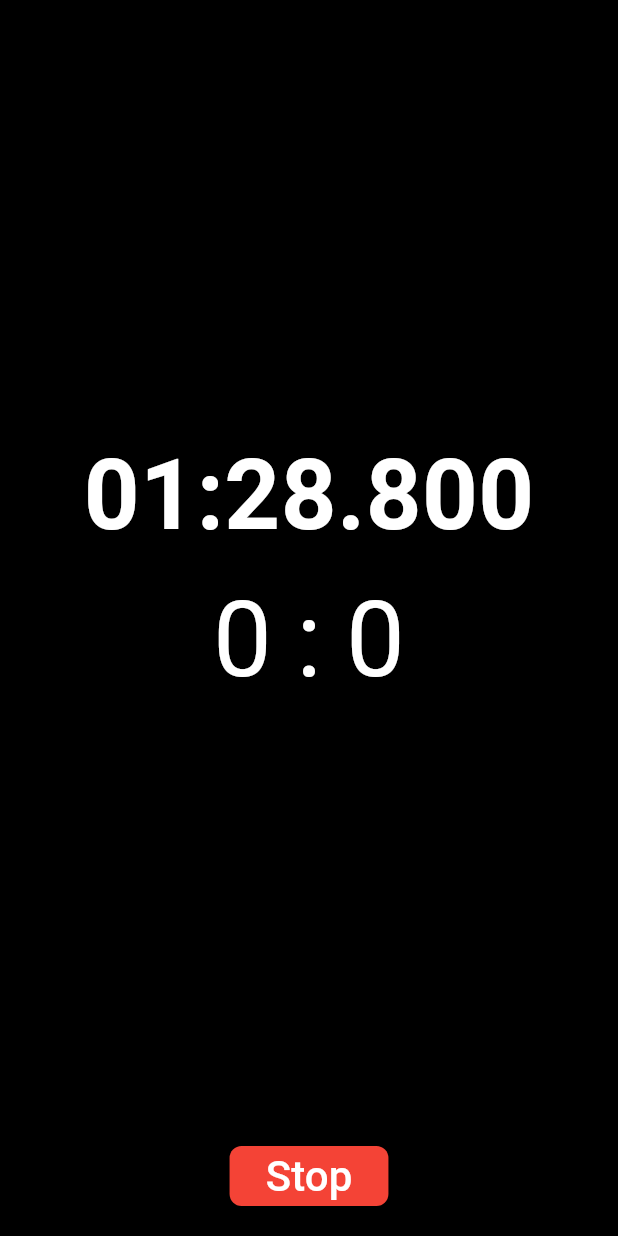
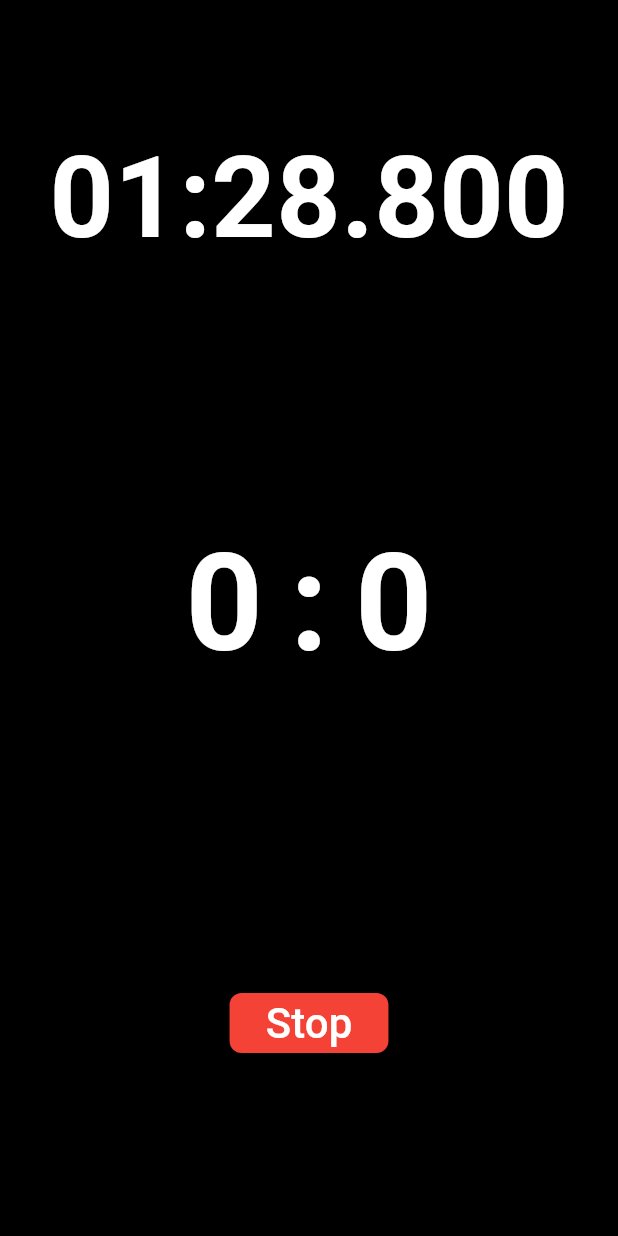
Before and after one commit to kstepanovdev/gdf_hema_timer, a Flutter app: the screen it shows after launch, after a tap on the "swap horiz" icon, after a tap on "START", on a phone screen of 412 x 824 dp. Run offline on Flutter 3.47's test engine with Material 3 defaults, Android fonts, the phone set to English and light mode, and no system bars; our stand-ins replace shared_preferences, vibration; Roboto replaces fonts that are missing (RobotoMono).

Commit message:
shuffle UI elements accordingly to business requirements

```diff
--- /dev/null
+++ b/devtools_options.yaml
@@ -0,0 +1,3 @@
+description: This file stores settings for Dart & Flutter DevTools.
+documentation: https://docs.flutter.dev/tools/devtools/extensions#configure-extension-enablement-states
+extensions:
--- a/lib/pages/score_page.dart
+++ b/lib/pages/score_page.dart
@@ -158,29 +158,16 @@ class _ScorePageState extends State<ScorePage> {
           backgroundColor: Colors.black,
           body: SafeArea(
             child: Column(
-              mainAxisAlignment: MainAxisAlignment.spaceBetween,
-              children: [
-                // Center section
-                Expanded(
-                  child: Center(
-                    child: Column(
-                      mainAxisSize: MainAxisSize.min,
+              mainAxisAlignment: MainAxisAlignment.spaceAround,
               children: [
                 TimerDisplay(
                   color: Colors.white,
                   time: formatTime(timer),
-                          fontSize: 65,
-                        ),
-                        ActiveTimerBoard(
-                          leftScore: leftScore,
-                          rightScore: rightScore,
-                        ),
-                      ],
-                    ),
-                  ),
+                  fontSize: 75,
                 ),
 
-                // Bottom button section
+                ActiveTimerBoard(leftScore: leftScore, rightScore: rightScore),
+
                 Padding(
                   padding: const EdgeInsets.all(16.0),
                   child: SizedBox(
@@ -200,10 +187,21 @@ class _ScorePageState extends State<ScorePage> {
     }
 
     return Scaffold(
-      body: Padding(
-        padding: const EdgeInsets.only(top: 12, left: 12, right: 12, bottom: 8),
+      body: SafeArea(
+        child: Padding(
+          padding: const EdgeInsets.all(10),
           child: Column(
             children: [
+              Padding(
+                padding: const EdgeInsets.only(bottom: 10),
+                child: ResetButton(
+                  label: "Reset",
+                  color: Colors.red,
+                  onPressed: resetAll,
+                  onLongPress: _loadTimer,
+                ),
+              ),
+
               /// Timer display
               TimerDisplay(
                 time: formatTime(timer),
@@ -220,41 +218,24 @@ class _ScorePageState extends State<ScorePage> {
                 },
               ),
 
-            /// Time control
-            TimeControl(
-              onMinus1: () => setState(() {
-                if (timer > const Duration(seconds: 1)) {
-                  timer -= const Duration(seconds: 1);
-                } else {
-                  timer = Duration.zero;
-                }
-              }),
-              onPlus3: () =>
-                  setState(() => timer += const Duration(seconds: 3)),
-              onPlus5: () =>
-                  setState(() => timer += const Duration(seconds: 5)),
-            ),
-
               /// Scoreboard with swap fighters icon
               ScoreBoard(
                 leftName: leftName,
                 rightName: rightName,
                 leftScore: leftScore,
                 rightScore: rightScore,
-              onLeftTap: () => setState(() => leftScore++),
-              onLeftLongPress: () => setState(() {
-                if (leftScore > 0) leftScore--;
-              }),
-              onRightTap: () => setState(() => rightScore++),
-              onRightLongPress: () => setState(() {
-                if (rightScore > 0) rightScore--;
-              }),
+                onLeftTap: () => _inc(() => leftScore, (v) => leftScore = v),
+                onLeftLongPress: () =>
+                    _dec(() => leftScore, (v) => leftScore = v),
+                onRightTap: () => _inc(() => rightScore, (v) => rightScore = v),
+                onRightLongPress: () =>
+                    _dec(() => rightScore, (v) => rightScore = v),
                 swapFighters: swapFighters,
               ),
 
               SizedBox(
                 width: double.infinity,
-              height: 100,
+                height: 150,
                 child: BigButton(
                   label: "START",
                   color: Colors.deepPurple,
@@ -273,7 +254,24 @@ class _ScorePageState extends State<ScorePage> {
                 child: LogHandlePanel(fightLog: fightLog),
               ),
 
-            const SizedBox(height: 16),
+              const SizedBox(height: 10),
+
+              /// Time control
+              TimeControl(
+                onMinus1: () => setState(() {
+                  if (timer > const Duration(seconds: 1)) {
+                    timer -= const Duration(seconds: 1);
+                  } else {
+                    timer = Duration.zero;
+                  }
+                }),
+                onPlus3: () =>
+                    setState(() => timer += const Duration(seconds: 3)),
+                onPlus5: () =>
+                    setState(() => timer += const Duration(seconds: 5)),
+              ),
+
+              const Spacer(),
 
               /// Warnings + Doublehits
               PenaltiesControl(
@@ -290,7 +288,8 @@ class _ScorePageState extends State<ScorePage> {
                     _inc(() => rightWarning, (v) => rightWarning = v),
                 onRightWarningMinus: () =>
                     _dec(() => rightWarning, (v) => rightWarning = v),
-              onDoublePlus: () => _inc(() => doubleHits, (v) => doubleHits = v),
+                onDoublePlus: () =>
+                    _inc(() => doubleHits, (v) => doubleHits = v),
                 onDoubleMinus: () =>
                     _dec(() => doubleHits, (v) => doubleHits = v),
                 onLeftCautionPlus: () =>
@@ -302,21 +301,8 @@ class _ScorePageState extends State<ScorePage> {
                 onRightCautionMinus: () =>
                     _dec(() => rightCaution, (v) => rightCaution = v),
               ),
-            const Spacer(),
-
-            Row(
-              children: [
-                Expanded(
-                  child: ResetButton(
-                    label: "Reset",
-                    color: Colors.red,
-                    onPressed: resetAll,
-                    onLongPress: _loadTimer,
-                  ),
-                ),
             ],
           ),
-          ],
         ),
       ),
     );
--- a/lib/widgets/fight_in_progress.dart
+++ b/lib/widgets/fight_in_progress.dart
@@ -14,29 +14,32 @@ class ActiveTimerBoard extends StatelessWidget {
 
   @override
   Widget build(BuildContext context) {
+    final style = TextStyle(
+      fontFamily: 'RobotoMono',
+      fontWeight: FontWeight.bold,
+      fontSize: 90,
+      height: 0.8,
+      letterSpacing: 2,
+      color: Colors.white,
+    );
+    const padding = EdgeInsets.symmetric(horizontal: 8.0);
+
     return Column(
       children: [
         Row(
           mainAxisAlignment: MainAxisAlignment.center,
-          crossAxisAlignment: CrossAxisAlignment.end,
           children: [
             Padding(
-              padding: const EdgeInsets.symmetric(horizontal: 8.0),
-              child: Text(
-                "$leftScore",
-                style: TextStyle(fontSize: 70, color: color),
-              ),
+              padding: padding,
+              child: Text("$leftScore", style: style),
             ),
             Padding(
-              padding: const EdgeInsets.symmetric(horizontal: 8.0),
-              child: Text(":", style: TextStyle(fontSize: 70, color: color)),
+              padding: padding,
+              child: Text(":", style: style),
             ),
             Padding(
-              padding: const EdgeInsets.symmetric(horizontal: 8.0),
-              child: Text(
-                "$rightScore",
-                style: TextStyle(fontSize: 70, color: color),
-              ),
+              padding: padding,
+              child: Text("$rightScore", style: style),
             ),
           ],
         ),
--- a/lib/widgets/reset_button.dart
+++ b/lib/widgets/reset_button.dart
@@ -17,6 +17,7 @@ class ResetButton extends StatelessWidget {
   @override
   Widget build(BuildContext context) {
     return SizedBox(
+      width: double.infinity,
       child: ElevatedButton(
         style: ElevatedButton.styleFrom(
           backgroundColor: color,
--- a/lib/widgets/score_board.dart
+++ b/lib/widgets/score_board.dart
@@ -32,6 +32,7 @@ class ScoreBoard extends StatelessWidget {
   @override
   Widget build(BuildContext context) {
     return Column(
+      mainAxisSize: MainAxisSize.min,
       children: [
         Row(
           mainAxisAlignment: MainAxisAlignment.center,
--- a/lib/widgets/score_display.dart
+++ b/lib/widgets/score_display.dart
@@ -75,17 +75,16 @@ class _ScoreDisplayState extends State<ScoreDisplay> {
   @override
   Widget build(BuildContext context) {
     final style = TextStyle(
-      fontSize: 120,
+      fontSize: 140,
       fontWeight: FontWeight.bold,
       color: widget.color,
+      height: 1,
     );
 
     return Row(
       mainAxisAlignment: MainAxisAlignment.center,
-      crossAxisAlignment: CrossAxisAlignment.end,
       children: [
         GestureDetector(
-          behavior: HitTestBehavior.translucent,
           onTapDown: _onLeftDown,
           onTapUp: _onLeftUp,
           onTapCancel: _onLeftCancel,
@@ -96,7 +95,6 @@ class _ScoreDisplayState extends State<ScoreDisplay> {
         ),
         Text(":", style: style),
         GestureDetector(
-          behavior: HitTestBehavior.translucent,
           onTapDown: _onRightDown,
           onTapUp: _onRightUp,
           onTapCancel: _onRightCancel,
--- a/lib/widgets/timer_display.dart
+++ b/lib/widgets/timer_display.dart
@@ -16,20 +16,17 @@ class TimerDisplay extends StatelessWidget {
 
   @override
   Widget build(BuildContext context) {
+    final style = TextStyle(
+      fontFamily: 'RobotoMono',
+      fontWeight: FontWeight.bold,
+      fontSize: fontSize,
+      height: 0.8,
+      color: color,
+    );
+
     return GestureDetector(
       onDoubleTap: onDoubleTap,
-      child: Padding(
-        padding: const EdgeInsets.only(top: 16),
-        child: Text(
-          time,
-          style: TextStyle(
-            fontSize: fontSize,
-            fontWeight: FontWeight.bold,
-            fontFamily: 'RobotoMono',
-            color: color,
-          ),
-        ),
-      ),
+      child: Text(time, style: style),
     );
   }
 }
```
Lines whose indentation alone changed are shown as unchanged.
